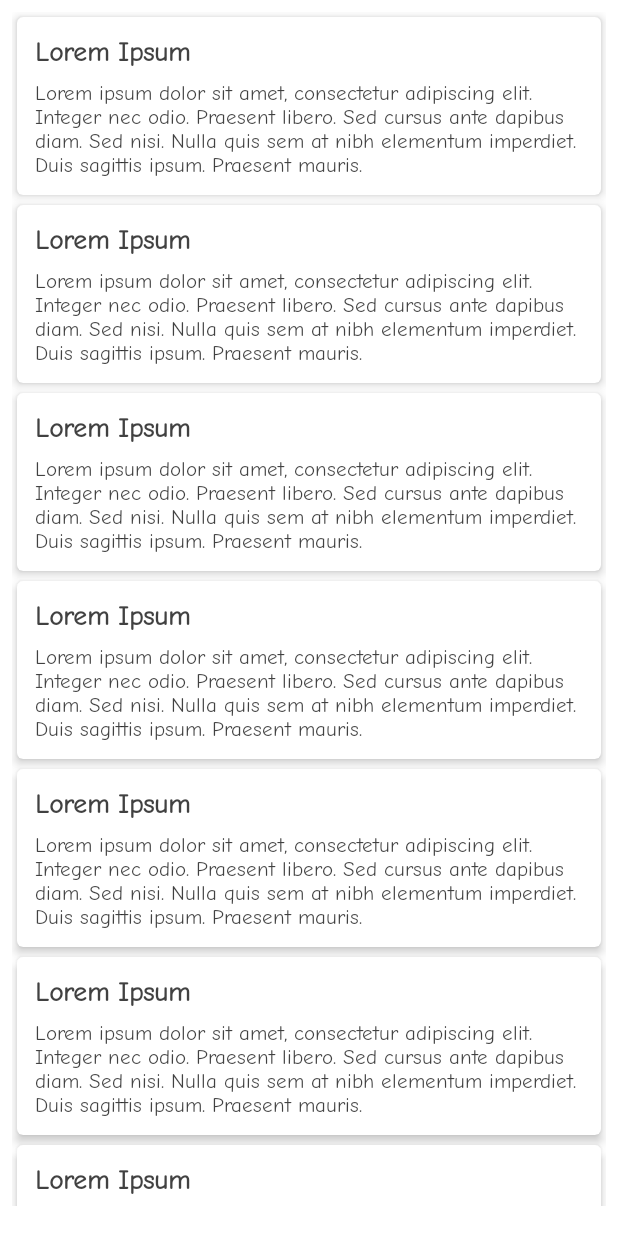
After one commit to fekri86114/wikipedia, an Android app: the layout fragment_test.xml on its own in the app's theme, with its tools: preview values and no code run, on a phone screen of 412 x 824 dp. The commit adds this screen. Run offline under Robolectric (Android 15) with nearby library versions, the phone set to English and light mode, and no system bars.

```diff
--- a/app/build.gradle
+++ b/app/build.gradle
@@ -1,6 +1,7 @@
 plugins {
     id 'com.android.application'
     id 'org.jetbrains.kotlin.android'
+    id 'kotlin-parcelize'
 }
 
 android {
--- a/app/src/main/java/com/app/wikipedia/ux/adapter/TrendAdapter.kt
+++ b/app/src/main/java/com/app/wikipedia/ux/adapter/TrendAdapter.kt
@@ -18,10 +18,10 @@ class TrendAdapter( private val data: ArrayList<ItemPost> ) :
 
         fun bindViews( itemPost: ItemPost ) {
 
-            val glide = Glide
+            Glide
                 .with( itemView.context )
                 .load( itemPost.imgUrl )
-                .transform(CenterInside(), RoundedCorners(16))
+                .transform(CenterInside(), RoundedCorners(32))
                 .into( binding.imgTrendMain )
 
             binding.txtTrendTitle.text = itemPost.txtTitle
--- /dev/null
+++ b/app/src/main/res/drawable/ic_add_item.xml
@@ -0,0 +1,5 @@
+<vector android:height="24dp" android:tint="#2AB9F1"
+    android:viewportHeight="24" android:viewportWidth="24"
+    android:width="24dp" xmlns:android="http://schemas.android.com/apk/res/android">
+    <path android:fillColor="@android:color/white" android:pathData="M19,13h-6v6h-2v-6H5v-2h6V5h2v6h6v2z"/>
+</vector>
--- /dev/null
+++ b/app/src/main/res/layout/fragment_test.xml
@@ -0,0 +1,30 @@
+<?xml version="1.0" encoding="utf-8"?>
+<androidx.core.widget.NestedScrollView xmlns:android="http://schemas.android.com/apk/res/android"
+    android:layout_width="match_parent"
+    android:layout_height="match_parent"
+    android:layout_margin="8dp"
+    android:paddingBottom="12dp">
+
+    <LinearLayout
+        android:layout_width="match_parent"
+        android:layout_height="wrap_content"
+        android:orientation="vertical">
+
+        <include layout="@layout/item_test"/>
+        <include layout="@layout/item_test"/>
+        <include layout="@layout/item_test"/>
+        <include layout="@layout/item_test"/>
+        <include layout="@layout/item_test"/>
+        <include layout="@layout/item_test"/>
+        <include layout="@layout/item_test"/>
+        <include layout="@layout/item_test"/>
+        <include layout="@layout/item_test"/>
+        <include layout="@layout/item_test"/>
+        <include layout="@layout/item_test"/>
+        <include layout="@layout/item_test"/>
+        <include layout="@layout/item_test"/>
+        <include layout="@layout/item_test"/>
+
+    </LinearLayout>
+
+</androidx.core.widget.NestedScrollView>
--- /dev/null
+++ b/app/src/main/res/layout/item_test.xml
@@ -0,0 +1,37 @@
+<?xml version="1.0" encoding="utf-8"?>
+<com.google.android.material.card.MaterialCardView xmlns:android="http://schemas.android.com/apk/res/android"
+    xmlns:app="http://schemas.android.com/apk/res-auto"
+    android:layout_width="match_parent"
+    android:layout_height="wrap_content"
+    android:layout_margin="3dp"
+    android:clickable="true"
+    android:focusable="true"
+    app:cardCornerRadius="4dp"
+    app:cardElevation="4dp">
+
+
+    <LinearLayout
+        android:layout_width="match_parent"
+        android:layout_height="wrap_content"
+        android:orientation="vertical"
+        android:padding="12dp">
+
+        <TextView
+            android:layout_width="wrap_content"
+            android:layout_height="wrap_content"
+            android:text="Lorem Ipsum"
+            android:textColor="@color/light_black"
+            android:textSize="18sp"
+            android:textStyle="bold" />
+
+        <TextView
+            android:layout_width="wrap_content"
+            android:layout_height="wrap_content"
+            android:layout_marginTop="8dp"
+            android:text="Lorem ipsum dolor sit amet, consectetur adipiscing elit. Integer nec odio. Praesent libero. Sed cursus ante dapibus diam. Sed nisi. Nulla quis sem at nibh elementum imperdiet. Duis sagittis ipsum. Praesent mauris. "
+            android:textColor="@color/light_black" />
+
+
+    </LinearLayout>
+
+</com.google.android.material.card.MaterialCardView>
--- a/app/src/main/res/values/themes.xml
+++ b/app/src/main/res/values/themes.xml
@@ -24,7 +24,6 @@
         <item name="fontFamily">@font/comicneue_bold</item>
         <item name="android:textSize">26sp</item>
 
-
     </style>
 
 </resources>
```
Also changed, not shown: app/src/main/AndroidManifest.xml (+8 -2 lines), app/src/main/java/com/app/wikipedia/MainActivity2.kt (added, +18 -0 lines), app/src/main/java/com/app/wikipedia/ui/fragments/TestFragment.kt (added, +26 -0 lines), app/src/main/res/layout/activity_main2.xml (added, +29 -0 lines), app/src/main/res/layout/fragment_profile.xml (+64 -14 lines), app/src/main/res/drawable/my_image.jpg (added).
